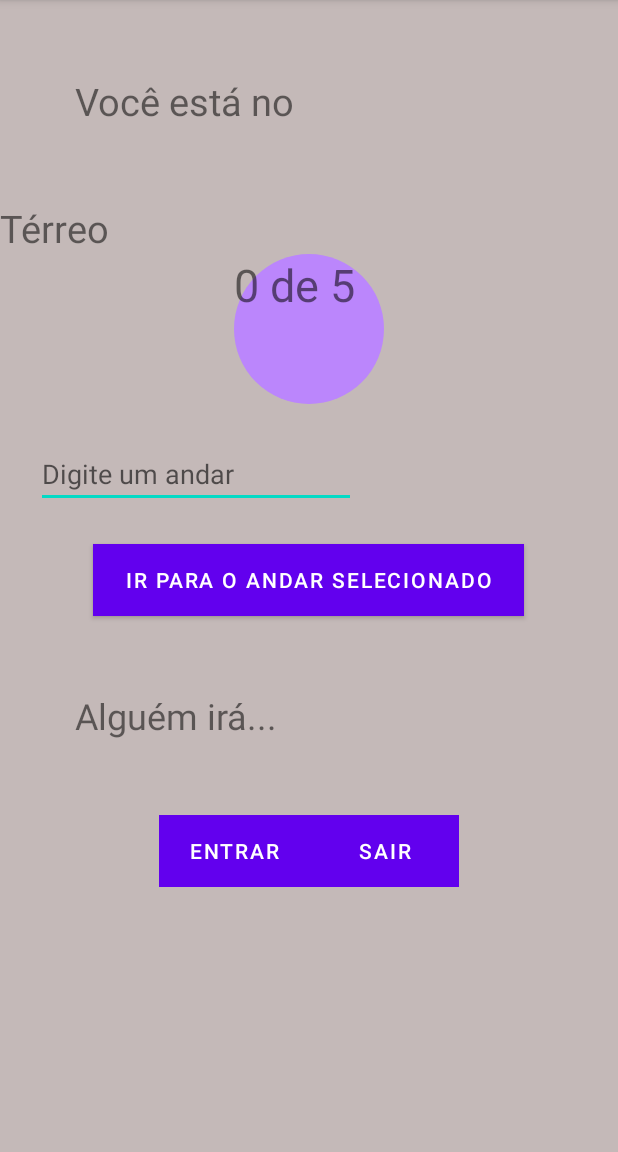
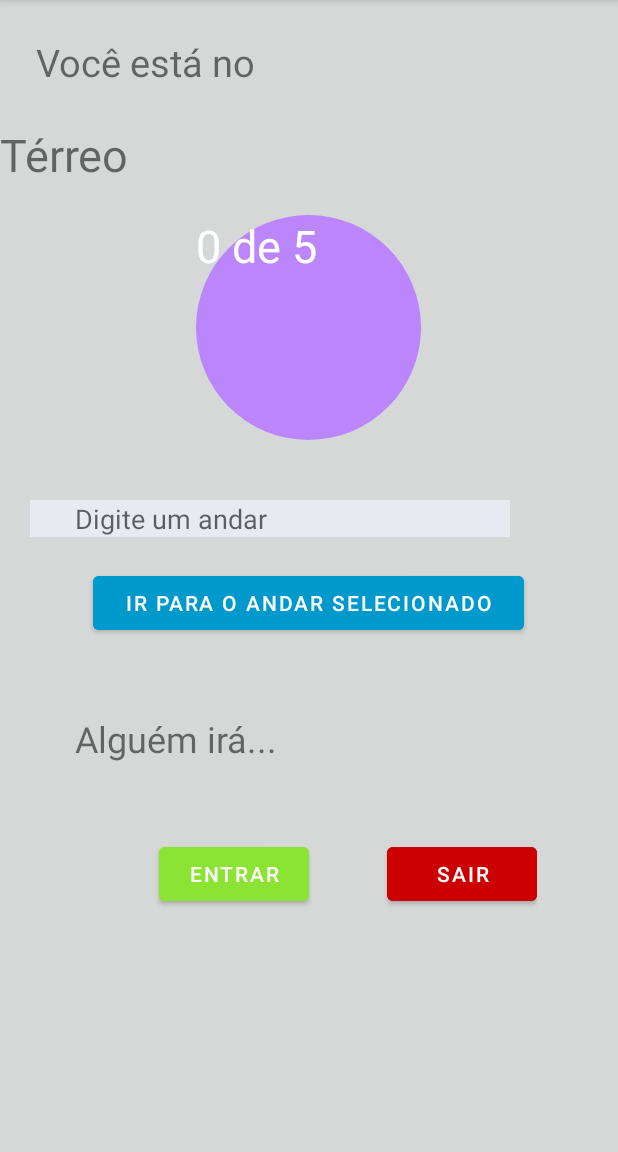
Before and after one commit to juliana-dalmaso/Elevador-ViC, an Android app: the screen it shows after launch (MainActivity), on a phone screen of 412 x 824 dp, the part 84-1236 px from its top. Run offline under Robolectric (Android 15) with nearby library versions, the phone set to English and light mode, and no system bars.

```diff
--- a/app/src/main/res/layout/activity_main.xml
+++ b/app/src/main/res/layout/activity_main.xml
@@ -7,14 +7,14 @@
     xmlns:tools="http://schemas.android.com/tools"
     android:layout_width="match_parent"
     android:layout_height="match_parent"
-    android:background="@color/cinza"
+    android:background="?attr/colorButtonNormal"
     android:orientation="vertical"
     tools:context=".MainActivity">
 
     <TextView
         android:layout_width="match_parent"
         android:layout_height="wrap_content"
-        android:layout_margin="50dp"
+        android:layout_margin="24dp"
         android:text="Você está no"
         android:textSize="25sp"
         app:layout_constraintBottom_toBottomOf="parent"
@@ -27,7 +27,7 @@
         android:id="@+id/txtAndar"
         android:layout_width="match_parent"
         android:layout_height="wrap_content"
-        android:textSize="25sp"
+        android:textSize="30dp"
         app:layout_constraintBottom_toBottomOf="parent"
         app:layout_constraintLeft_toLeftOf="parent"
         app:layout_constraintRight_toRightOf="parent"
@@ -35,11 +35,13 @@
 
     <TextView
         android:id="@+id/txtPessoas"
-        android:layout_width="100dp"
-        android:layout_height="100dp"
+        android:layout_width="150dp"
+        android:layout_height="150dp"
         android:textSize="30sp"
         android:background="@drawable/background"
         android:layout_gravity="center"
+        android:layout_margin="20dp"
+        android:textColor="#FFFFFF"
         app:layout_constraintBottom_toBottomOf="parent"
         app:layout_constraintLeft_toLeftOf="parent"
         app:layout_constraintRight_toRightOf="parent"
@@ -49,9 +51,11 @@
         android:id="@+id/edtAndar"
         android:layout_width="wrap_content"
         android:layout_height="wrap_content"
-        android:layout_margin="24dp"
-        android:ems="10"
+        android:layout_margin="20dp"
+        android:ems="15"
         android:hint="Digite um andar "
+        android:paddingLeft="30dp"
+        android:background="#E8E9F1"
         android:inputType="number"
         tools:layout_editor_absoluteX="18dp"
         tools:layout_editor_absoluteY="21dp" />
@@ -61,7 +65,7 @@
         android:layout_width="287dp"
         android:layout_height="wrap_content"
         android:layout_gravity="center"
-        android:background="@color/teal_200"
+        android:backgroundTint="@android:color/holo_blue_dark"
         android:text="Ir para o andar selecionado" />
 
     <TextView
@@ -84,8 +88,9 @@
             android:id="@+id/btnEntrar"
             android:layout_width="100dp"
             android:layout_height="match_parent"
+            android:layout_marginLeft="52dp"
             android:layout_gravity="center"
-            android:background="#8BE333"
+            android:backgroundTint="@color/verde"
             android:text="Entrar" />
 
         <Button
@@ -93,7 +98,8 @@
             android:layout_width="100dp"
             android:layout_height="match_parent"
             android:layout_gravity="center"
-            android:background="@android:color/holo_red_dark"
+            android:layout_marginLeft="52dp"
+            android:backgroundTint="@android:color/holo_red_dark"
             android:text="Sair" />
 
 
--- a/app/src/main/res/values/colors.xml
+++ b/app/src/main/res/values/colors.xml
@@ -8,4 +8,5 @@
     <color name="black">#FF000000</color>
     <color name="white">#FFFFFFFF</color>
     <color name="cinza">#C4B9B8</color>
+    <color name="verde">#8BE333</color>
 </resources>
```
